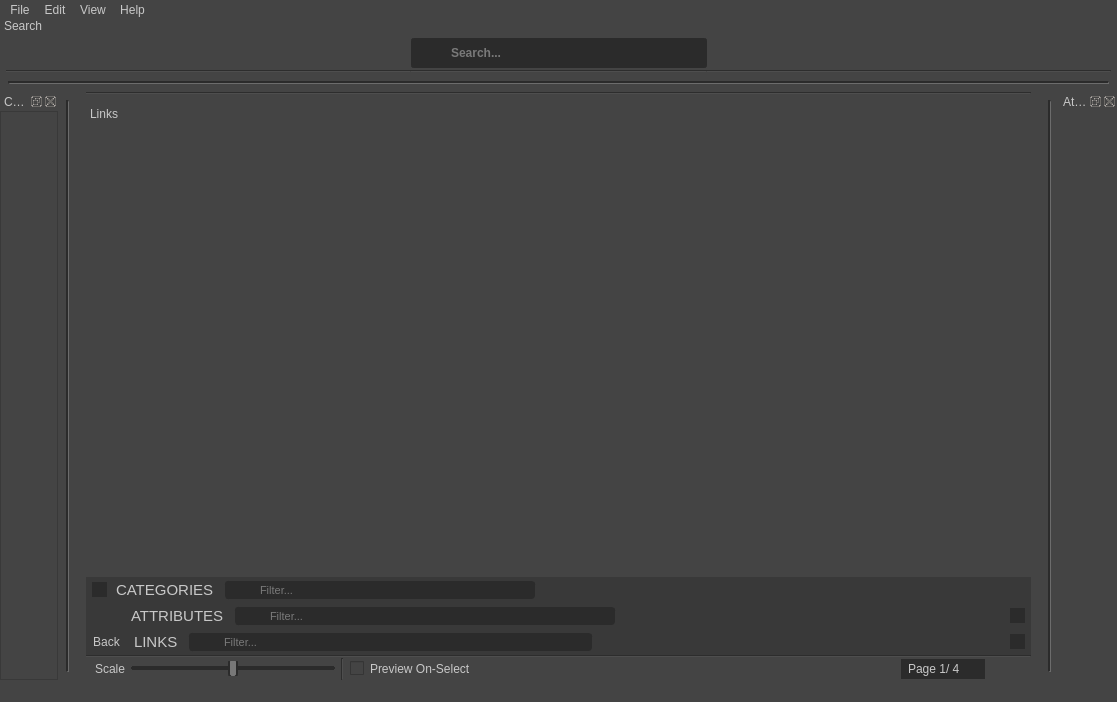
Before: the Qt Designer form library/ui/dialog.ui in swillisart/Relic, drawn with Qt 5.
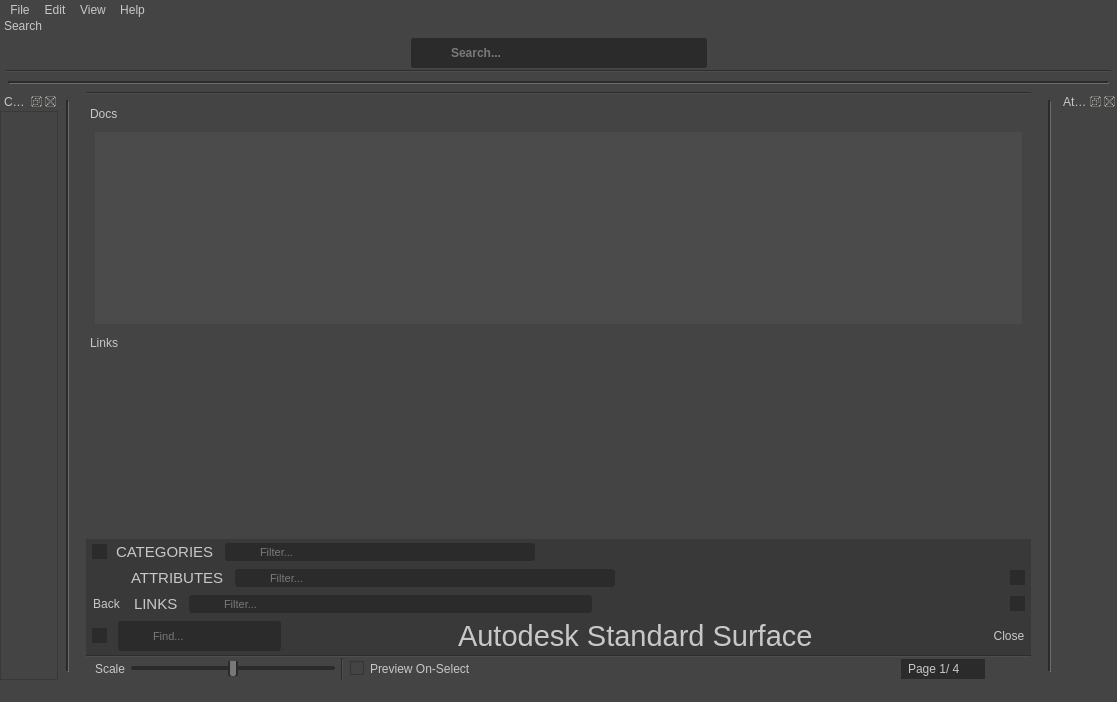
After: the same form once the commit is applied. Icons and pictures are not drawn.

Commit message: ingestion features

Patch:
```diff
--- a/library/ui/dialog.ui
+++ b/library/ui/dialog.ui
@@ -60,6 +60,14 @@
   border-right: 1px solid rgb(150, 146, 137);
   border-bottom: 1px solid rgb(150, 146, 137);
 }
+QPushButton {
+    outline: none;
+    padding: 3px;
+	padding-left: 18px;
+	padding-right: 18px;
+	border: none;
+    background-color: rgb(92, 92, 92);
+}
 QPushButton:hover {
     color: rgb(250, 250, 250);
     background-color: rgb(108, 108, 108);
@@ -242,7 +250,7 @@
 }
 QScrollBar::sub-line:vertical:hover,
 QScrollBar::sub-line:vertical:on {
-    border-image: url(:/qss_icons/rc/up_arrow.png);
+    border-image: url(:/resources/stylesheet-branch-openup.png);
     height: 10px;
     width: 10px;
     subcontrol-position: top;
@@ -323,6 +331,7 @@
     border-top-right-radius: 0px;
     border-bottom-right-radius: 0px;
     padding-right: 3px;
+    margin-left: 6px;
 }
 QComboBox::down-arrow,
 QComboBox::down-arrow:on,
@@ -366,7 +375,175 @@
 QListView::indicator:unchecked {
     color: rgb(43, 43, 43);
     image: url(:/resources/checkbox.svg);
-}</string>
+}
+
+
+
+
+
+
+
+
+
+
+
+
+
+
+
+
+
+
+
+
+
+
+
+
+
+
+
+
+
+
+
+
+
+
+/* QTabWiget -------------------------------------------------------------- */
+
+QTabWidget {
+    padding: 4px;
+    padding-left: 16px;
+    padding-right: 16px;
+    selection-background-color: rgb(68, 68, 68);
+    border: 0;
+}
+QTabWidget::tab-bar {
+    alignment: center;
+}
+QTabWidget::pane {
+    border: none;
+    margin: 0px;
+}
+QTabWidget::pane:selected {
+    background-color: rgb(68, 68, 68);
+}
+
+/* QTabBar ---------------------------------------------------------------- */
+
+QTabBar {
+    qproperty-drawBase: 0;
+    border-radius: 3px;
+    margin: 0px;
+    padding: 4px;
+    border: 0;
+    background-color: rgb(68, 68, 68);
+    font: bold 10pt;
+}
+
+QTabBar::tab {
+    border-bottom: 3px solid rgb(55, 55, 55);
+    color: #787878;
+    background-color: rgb(68, 68, 68);
+}
+
+/* QTabBar::tab - selected ----------------------------------------------- */
+
+QTabBar::tab:top:selected:disabled {
+    border-bottom: 3px solid #14506E;
+    color: #787878;
+    background-color: rgb(68, 68, 68);
+}
+QTabBar::tab:bottom:selected:disabled {
+    border-top: 3px solid #14506E;
+    color: #787878;
+    background-color: rgb(68, 68, 68);
+}
+QTabBar::tab:left:selected:disabled {
+    border-left: 3px solid #14506E;
+    color: #787878;
+    background-color: rgb(68, 68, 68);
+}
+QTabBar::tab:right:selected:disabled {
+    border-right: 3px solid #14506E;
+    color: #787878;
+    background-color: rgb(68, 68, 68);
+}
+
+/* QTabBar::tab - !selected and disabled ---------------------------------- */
+
+QTabBar::tab:disabled {
+	margin: 0; padding: 0; border: none;
+}
+QTabBar::tab:top:!selected:disabled {
+    margin-left: 4px;
+    margin-right: 4px;
+    margin-top: 2px;
+    margin-bottom: 1px;
+    padding-left: 10px; 
+    padding-right: 10px;
+    padding-top: 4px;
+    padding-bottom: 4px;
+    min-width: 4px;
+    border-top-left-radius: 3px;
+    border-top-right-radius: 3px;
+    font-weight: normal;
+    border-bottom: 3px solid rgb(68, 68, 68);
+    border-right: 1px solid rgb(68, 68, 68);
+    border-left: 1px solid rgb(68, 68, 68);
+    border-top: 1px solid rgb(68, 68, 68);
+    color: rgb(100, 100, 100);
+}
+QTabBar::tab:bottom:!selected:disabled {
+    border-top: 3px solid rgb(43, 43, 43);
+    color: #787878;
+    background-color: rgb(43, 43, 43);
+}
+QTabBar::tab:left:!selected:disabled {
+    border-right: 3px solid rgb(43, 43, 43);
+    color: #787878;
+    background-color: rgb(43, 43, 43);
+}
+QTabBar::tab:right:!selected:disabled {
+    border-left: 3px solid rgb(43, 43, 43);
+    color: #787878;
+    background-color: rgb(43, 43, 43);
+}
+/* QTabBar::tab - selected ----------------------------------------------- */
+
+QTabBar::tab {
+    background-color: rgb(55, 55, 55);
+    color: rgb(175, 175, 175);
+    margin-left: 4px;
+    margin-right: 4px;
+    margin-top: 2px;
+    margin-bottom: 1px;
+    padding-left: 18px; 
+    padding-right: 18px;
+    padding-top: 4px;
+    padding-bottom: 4px;
+    min-width: 4px;
+    border-top-left-radius: 3px;
+    border-top-right-radius: 3px;
+    font-weight: normal;
+    border-bottom: 3px solid rgb(43, 43, 43);
+    border-right: 1px solid rgb(43, 43, 43);
+    border-left: 1px solid rgb(43, 43, 43);
+    border-top: 1px solid rgb(43, 43, 43);
+}
+
+QTabBar::tab:selected {
+    color: rgb(220, 220, 220);
+    background-color: qlineargradient(y1: 1, y2: -.5, stop: 0 rgb(55, 105, 140), stop: 0.20 rgb(68, 68, 68));
+    border-bottom: 2px solid rgb(70, 125, 160);
+    border-right: 1px solid rgb(66, 118, 150);
+    border-left: 1px solid rgb(66, 118, 150);
+    border-top-left-radius: 3px;
+    border-top-right-radius: 3px;
+    border-top: 1px solid rgb(43, 43, 43);
+}
+</string>
   </property>
   <property name="animated">
    <bool>true</bool>
@@ -414,6 +591,308 @@
       </property>
      </spacer>
     </item>
+    <item>
+     <widget class="QDockWidget" name="documentationDock">
+      <property name="sizePolicy">
+       <sizepolicy hsizetype="MinimumExpanding" vsizetype="MinimumExpanding">
+        <horstretch>0</horstretch>
+        <verstretch>0</verstretch>
+       </sizepolicy>
+      </property>
+      <property name="palette">
+       <palette>
+        <active>
+         <colorrole role="WindowText">
+          <brush brushstyle="SolidPattern">
+           <color alpha="255">
+            <red>200</red>
+            <green>200</green>
+            <blue>200</blue>
+           </color>
+          </brush>
+         </colorrole>
+         <colorrole role="Button">
+          <brush brushstyle="SolidPattern">
+           <color alpha="255">
+            <red>68</red>
+            <green>68</green>
+            <blue>68</blue>
+           </color>
+          </brush>
+         </colorrole>
+         <colorrole role="Text">
+          <brush brushstyle="SolidPattern">
+           <color alpha="255">
+            <red>200</red>
+            <green>200</green>
+            <blue>200</blue>
+           </color>
+          </brush>
+         </colorrole>
+         <colorrole role="ButtonText">
+          <brush brushstyle="SolidPattern">
+           <color alpha="255">
+            <red>200</red>
+            <green>200</green>
+            <blue>200</blue>
+           </color>
+          </brush>
+         </colorrole>
+         <colorrole role="Base">
+          <brush brushstyle="SolidPattern">
+           <color alpha="255">
+            <red>68</red>
+            <green>68</green>
+            <blue>68</blue>
+           </color>
+          </brush>
+         </colorrole>
+         <colorrole role="Window">
+          <brush brushstyle="SolidPattern">
+           <color alpha="255">
+            <red>68</red>
+            <green>68</green>
+            <blue>68</blue>
+           </color>
+          </brush>
+         </colorrole>
+         <colorrole role="Highlight">
+          <brush brushstyle="SolidPattern">
+           <color alpha="255">
+            <red>126</red>
+            <green>126</green>
+            <blue>126</blue>
+           </color>
+          </brush>
+         </colorrole>
+         <colorrole role="HighlightedText">
+          <brush brushstyle="SolidPattern">
+           <color alpha="255">
+            <red>250</red>
+            <green>250</green>
+            <blue>250</blue>
+           </color>
+          </brush>
+         </colorrole>
+         <colorrole role="PlaceholderText">
+          <brush brushstyle="SolidPattern">
+           <color alpha="255">
+            <red>200</red>
+            <green>200</green>
+            <blue>200</blue>
+           </color>
+          </brush>
+         </colorrole>
+        </active>
+        <inactive>
+         <colorrole role="WindowText">
+          <brush brushstyle="SolidPattern">
+           <color alpha="255">
+            <red>200</red>
+            <green>200</green>
+            <blue>200</blue>
+           </color>
+          </brush>
+         </colorrole>
+         <colorrole role="Button">
+          <brush brushstyle="SolidPattern">
+           <color alpha="255">
+            <red>68</red>
+            <green>68</green>
+            <blue>68</blue>
+           </color>
+          </brush>
+         </colorrole>
+         <colorrole role="Text">
+          <brush brushstyle="SolidPattern">
+           <color alpha="255">
+            <red>200</red>
+            <green>200</green>
+            <blue>200</blue>
+           </color>
+          </brush>
+         </colorrole>
+         <colorrole role="ButtonText">
+          <brush brushstyle="SolidPattern">
+           <color alpha="255">
+            <red>200</red>
+            <green>200</green>
+            <blue>200</blue>
+           </color>
+          </brush>
+         </colorrole>
+         <colorrole role="Base">
+          <brush brushstyle="SolidPattern">
+           <color alpha="255">
+            <red>68</red>
+            <green>68</green>
+            <blue>68</blue>
+           </color>
+          </brush>
+         </colorrole>
+         <colorrole role="Window">
+          <brush brushstyle="SolidPattern">
+           <color alpha="255">
+            <red>68</red>
+            <green>68</green>
+            <blue>68</blue>
+           </color>
+          </brush>
+         </colorrole>
+         <colorrole role="Highlight">
+          <brush brushstyle="SolidPattern">
+           <color alpha="255">
+            <red>126</red>
+            <green>126</green>
+            <blue>126</blue>
+           </color>
+          </brush>
+         </colorrole>
+         <colorrole role="HighlightedText">
+          <brush brushstyle="SolidPattern">
+           <color alpha="255">
+            <red>250</red>
+            <green>250</green>
+            <blue>250</blue>
+           </color>
+          </brush>
+         </colorrole>
+         <colorrole role="PlaceholderText">
+          <brush brushstyle="SolidPattern">
+           <color alpha="255">
+            <red>200</red>
+            <green>200</green>
+            <blue>200</blue>
+           </color>
+          </brush>
+         </colorrole>
+        </inactive>
+        <disabled>
+         <colorrole role="WindowText">
+          <brush brushstyle="SolidPattern">
+           <color alpha="255">
+            <red>92</red>
+            <green>92</green>
+            <blue>92</blue>
+           </color>
+          </brush>
+         </colorrole>
+         <colorrole role="Button">
+          <brush brushstyle="SolidPattern">
+           <color alpha="255">
+            <red>43</red>
+            <green>43</green>
+            <blue>43</blue>
+           </color>
+          </brush>
+         </colorrole>
+         <colorrole role="Text">
+          <brush brushstyle="SolidPattern">
+           <color alpha="255">
+            <red>92</red>
+            <green>92</green>
+            <blue>92</blue>
+           </color>
+          </brush>
+         </colorrole>
+         <colorrole role="ButtonText">
+          <brush brushstyle="SolidPattern">
+           <color alpha="255">
+            <red>92</red>
+            <green>92</green>
+            <blue>92</blue>
+           </color>
+          </brush>
+         </colorrole>
+         <colorrole role="Base">
+          <brush brushstyle="SolidPattern">
+           <color alpha="255">
+            <red>43</red>
+            <green>43</green>
+            <blue>43</blue>
+           </color>
+          </brush>
+         </colorrole>
+         <colorrole role="Window">
+          <brush brushstyle="SolidPattern">
+           <color alpha="255">
+            <red>43</red>
+            <green>43</green>
+            <blue>43</blue>
+           </color>
+          </brush>
+         </colorrole>
+         <colorrole role="Highlight">
+          <brush brushstyle="SolidPattern">
+           <color alpha="255">
+            <red>126</red>
+            <green>126</green>
+            <blue>126</blue>
+           </color>
+          </brush>
+         </colorrole>
+         <colorrole role="HighlightedText">
+          <brush brushstyle="SolidPattern">
+           <color alpha="255">
+            <red>250</red>
+            <green>250</green>
+            <blue>250</blue>
+           </color>
+          </brush>
+         </colorrole>
+         <colorrole role="PlaceholderText">
+          <brush brushstyle="SolidPattern">
+           <color alpha="255">
+            <red>92</red>
+            <green>92</green>
+            <blue>92</blue>
+           </color>
+          </brush>
+         </colorrole>
+        </disabled>
+       </palette>
+      </property>
+      <property name="styleSheet">
+       <string notr="true">QTextBrowser {
+background-color: rgb()
+}</string>
+      </property>
+      <property name="features">
+       <set>QDockWidget::NoDockWidgetFeatures</set>
+      </property>
+      <property name="windowTitle">
+       <string>Docs</string>
+      </property>
+      <widget class="QWidget" name="attrDockWidgetContents_3">
+       <property name="maximumSize">
+        <size>
+         <width>1024</width>
+         <height>16777215</height>
+        </size>
+       </property>
+       <layout class="QHBoxLayout" name="horizontalLayout_11">
+        <item>
+         <widget class="QTextBrowser" name="documentationTextBrowser">
+          <property name="font">
+           <font>
+            <pointsize>11</pointsize>
+           </font>
+          </property>
+          <property name="styleSheet">
+           <string notr="true">QTextBrowser {
+padding: 8px 8px 8px 40px;
+background-color: rgb(75, 75, 75);
+}</string>
+          </property>
+          <property name="frameShape">
+           <enum>QFrame::NoFrame</enum>
+          </property>
+         </widget>
+        </item>
+       </layout>
+      </widget>
+     </widget>
+    </item>
     <item>
      <widget class="QDockWidget" name="linksDock">
       <property name="sizePolicy">
@@ -1231,6 +1710,22 @@
          </layout>
         </widget>
        </item>
+       <item>
+        <spacer name="horizontalSpacer_6">
+         <property name="orientation">
+          <enum>Qt::Horizontal</enum>
+         </property>
+         <property name="sizeType">
+          <enum>QSizePolicy::Minimum</enum>
+         </property>
+         <property name="sizeHint" stdset="0">
+          <size>
+           <width>0</width>
+           <height>0</height>
+          </size>
+         </property>
+        </spacer>
+       </item>
       </layout>
      </widget>
     </item>
@@ -1507,6 +2002,291 @@
       </layout>
      </widget>
     </item>
+    <item>
+     <widget class="QFrame" name="documentationDockTitle">
+      <property name="styleSheet">
+       <string notr="true">QFrame{
+    background-color: rgb(57, 57, 57);
+   /* border: 1px solid rgb(43,43,43);*/
+    border: 2px solid rgb(57,57,57);
+
+}</string>
+      </property>
+      <property name="frameShape">
+       <enum>QFrame::StyledPanel</enum>
+      </property>
+      <property name="frameShadow">
+       <enum>QFrame::Raised</enum>
+      </property>
+      <layout class="QHBoxLayout" name="horizontalLayout_17">
+       <property name="spacing">
+        <number>9</number>
+       </property>
+       <property name="leftMargin">
+        <number>0</number>
+       </property>
+       <property name="topMargin">
+        <number>0</number>
+       </property>
+       <property name="rightMargin">
+        <number>0</number>
+       </property>
+       <property name="bottomMargin">
+        <number>0</number>
+       </property>
+       <item>
+        <widget class="QFrame" name="documentationDockTitleWidget">
+         <property name="styleSheet">
+          <string notr="true">border: none;</string>
+         </property>
+         <property name="frameShape">
+          <enum>QFrame::StyledPanel</enum>
+         </property>
+         <property name="frameShadow">
+          <enum>QFrame::Raised</enum>
+         </property>
+         <layout class="QHBoxLayout" name="horizontalLayout_18">
+          <property name="spacing">
+           <number>9</number>
+          </property>
+          <property name="leftMargin">
+           <number>0</number>
+          </property>
+          <property name="topMargin">
+           <number>0</number>
+          </property>
+          <property name="rightMargin">
+           <number>0</number>
+          </property>
+          <property name="bottomMargin">
+           <number>0</number>
+          </property>
+          <item>
+           <widget class="QToolButton" name="toolButton_5">
+            <property name="enabled">
+             <bool>false</bool>
+            </property>
+            <property name="styleSheet">
+             <string notr="true">padding: -2px;
+margin-left: 4px;</string>
+            </property>
+            <property name="text">
+             <string/>
+            </property>
+           </widget>
+          </item>
+          <item>
+           <widget class="QFrame" name="documentationFilterFrame">
+            <property name="sizePolicy">
+             <sizepolicy hsizetype="Minimum" vsizetype="Minimum">
+              <horstretch>0</horstretch>
+              <verstretch>0</verstretch>
+             </sizepolicy>
+            </property>
+            <property name="styleSheet">
+             <string notr="true">QFrame {
+	margin: 2px;
+    border: 1px solid rgb(43, 43, 43);
+    background-color: rgb(43, 43, 43);
+    border-radius: 3px;
+}
+QFrame:hover {
+    border: 1px solid rgb(150, 146, 137);
+}</string>
+            </property>
+            <property name="frameShape">
+             <enum>QFrame::StyledPanel</enum>
+            </property>
+            <property name="frameShadow">
+             <enum>QFrame::Plain</enum>
+            </property>
+            <layout class="QHBoxLayout" name="horizontalLayout_19">
+             <property name="spacing">
+              <number>0</number>
+             </property>
+             <property name="leftMargin">
+              <number>0</number>
+             </property>
+             <property name="topMargin">
+              <number>0</number>
+             </property>
+             <property name="rightMargin">
+              <number>0</number>
+             </property>
+             <property name="bottomMargin">
+              <number>0</number>
+             </property>
+             <item>
+              <widget class="QPushButton" name="documentationFilterButton">
+               <property name="sizePolicy">
+                <sizepolicy hsizetype="Fixed" vsizetype="Fixed">
+                 <horstretch>0</horstretch>
+                 <verstretch>0</verstretch>
+                </sizepolicy>
+               </property>
+               <property name="styleSheet">
+                <string notr="true">QPushButton {
+    background-color: rgb(57, 57, 57);
+    padding: 0px;
+	border: none;
+}
+QPushButton:hover {
+    background-color: rgb(108, 108, 108);
+}
+QPushButton:checked {
+    background-color: rgb(43, 43, 43);
+}</string>
+               </property>
+               <property name="text">
+                <string/>
+               </property>
+               <property name="icon">
+                <iconset resource="../../relic_resources.qrc">
+                 <normaloff>:/resources/icons/searchLight.svg</normaloff>:/resources/icons/searchLight.svg</iconset>
+               </property>
+               <property name="iconSize">
+                <size>
+                 <width>18</width>
+                 <height>18</height>
+                </size>
+               </property>
+               <property name="checkable">
+                <bool>true</bool>
+               </property>
+               <property name="checked">
+                <bool>true</bool>
+               </property>
+               <property name="flat">
+                <bool>false</bool>
+               </property>
+              </widget>
+             </item>
+             <item>
+              <widget class="QLineEdit" name="documentationFilterBox">
+               <property name="sizePolicy">
+                <sizepolicy hsizetype="MinimumExpanding" vsizetype="Minimum">
+                 <horstretch>0</horstretch>
+                 <verstretch>0</verstretch>
+                </sizepolicy>
+               </property>
+               <property name="minimumSize">
+                <size>
+                 <width>0</width>
+                 <height>0</height>
+                </size>
+               </property>
+               <property name="font">
+                <font>
+                 <pointsize>8</pointsize>
+                </font>
+               </property>
+               <property name="styleSheet">
+                <string notr="true">QLineEdit { padding: 0px;}
+</string>
+               </property>
+               <property name="frame">
+                <bool>false</bool>
+               </property>
+               <property name="placeholderText">
+                <string>Find...</string>
+               </property>
+               <property name="clearButtonEnabled">
+                <bool>true</bool>
+               </property>
+              </widget>
+             </item>
+            </layout>
+           </widget>
+          </item>
+          <item>
+           <spacer name="horizontalSpacer_9">
+            <property name="orientation">
+             <enum>Qt::Horizontal</enum>
+            </property>
+            <property name="sizeHint" stdset="0">
+             <size>
+              <width>20</width>
+              <height>10</height>
+             </size>
+            </property>
+           </spacer>
+          </item>
+          <item>
+           <widget class="QLabel" name="label_6">
+            <property name="font">
+             <font>
+              <pointsize>22</pointsize>
+             </font>
+            </property>
+            <property name="styleSheet">
+             <string notr="true">border:none;</string>
+            </property>
+            <property name="frameShape">
+             <enum>QFrame::NoFrame</enum>
+            </property>
+            <property name="frameShadow">
+             <enum>QFrame::Sunken</enum>
+            </property>
+            <property name="text">
+             <string>Autodesk Standard Surface</string>
+            </property>
+           </widget>
+          </item>
+          <item>
+           <spacer name="horizontalSpacer_8">
+            <property name="orientation">
+             <enum>Qt::Horizontal</enum>
+            </property>
+            <property name="sizeHint" stdset="0">
+             <size>
+              <width>20</width>
+              <height>10</height>
+             </size>
+            </property>
+           </spacer>
+          </item>
+          <item>
+           <widget class="QToolButton" name="backButton_2">
+            <property name="styleSheet">
+             <string notr="true">QToolButton {
+    padding: 0px;
+    margin: 0px;
+    background-color: rgb(57, 57, 57);
+	border :none;
+}
+QToolButton:hover {
+    background-color: rgb(92, 92, 92);
+    color: rgb(250, 250, 250);
+}
+</string>
+            </property>
+            <property name="text">
+             <string>Close</string>
+            </property>
+            <property name="icon">
+             <iconset resource="../../Lib/site-packages/qtshare/resources.qrc">
+              <normaloff>:/resources/close.svg</normaloff>:/resources/close.svg</iconset>
+            </property>
+            <property name="iconSize">
+             <size>
+              <width>22</width>
+              <height>22</height>
+             </size>
+            </property>
+            <property name="toolButtonStyle">
+             <enum>Qt::ToolButtonTextBesideIcon</enum>
+            </property>
+            <property name="arrowType">
+             <enum>Qt::NoArrow</enum>
+            </property>
+           </widget>
+          </item>
+         </layout>
+        </widget>
+       </item>
+      </layout>
+     </widget>
+    </item>
     <item>
      <widget class="Line" name="line_4">
       <property name="orientation">
@@ -1624,6 +2404,11 @@
            <string notr="true">QPushButton {
     padding: 2px;
 	border: none;
+    background-color: rgb(68, 68, 68);
+}
+QPushButton:hover {
+    background-color: rgb(92, 92, 92);
+    color: rgb(250, 250, 250);
 }</string>
           </property>
           <property name="text">
@@ -1681,6 +2466,11 @@
            <string notr="true">QPushButton {
     padding: 2px;
 	border: none;
+    background-color: rgb(68, 68, 68);
+}
+QPushButton:hover {
+    background-color: rgb(92, 92, 92);
+    color: rgb(250, 250, 250);
 }</string>
           </property>
           <property name="text">
@@ -1789,11 +2579,11 @@
          <rect>
           <x>0</x>
           <y>0</y>
-          <width>76</width>
+          <width>105</width>
           <height>557</height>
          </rect>
         </property>
-        <layout class="QVBoxLayout" name="verticalLayout_3">
+        <layout class="QVBoxLayout" name="categoryLayout">
          <property name="spacing">
           <number>4</number>
          </property>
@@ -1819,8 +2609,8 @@
            </property>
            <property name="sizeHint" stdset="0">
             <size>
-             <width>2</width>
-             <height>2</height>
+             <width>0</width>
+             <height>0</height>
             </size>
            </property>
           </spacer>
@@ -2339,6 +3129,9 @@
    <property name="checkable">
     <bool>true</bool>
    </property>
+   <property name="checked">
+    <bool>true</bool>
+   </property>
    <property name="text">
     <string>Portal</string>
    </property>
```
The commit also changes 23 other files.
